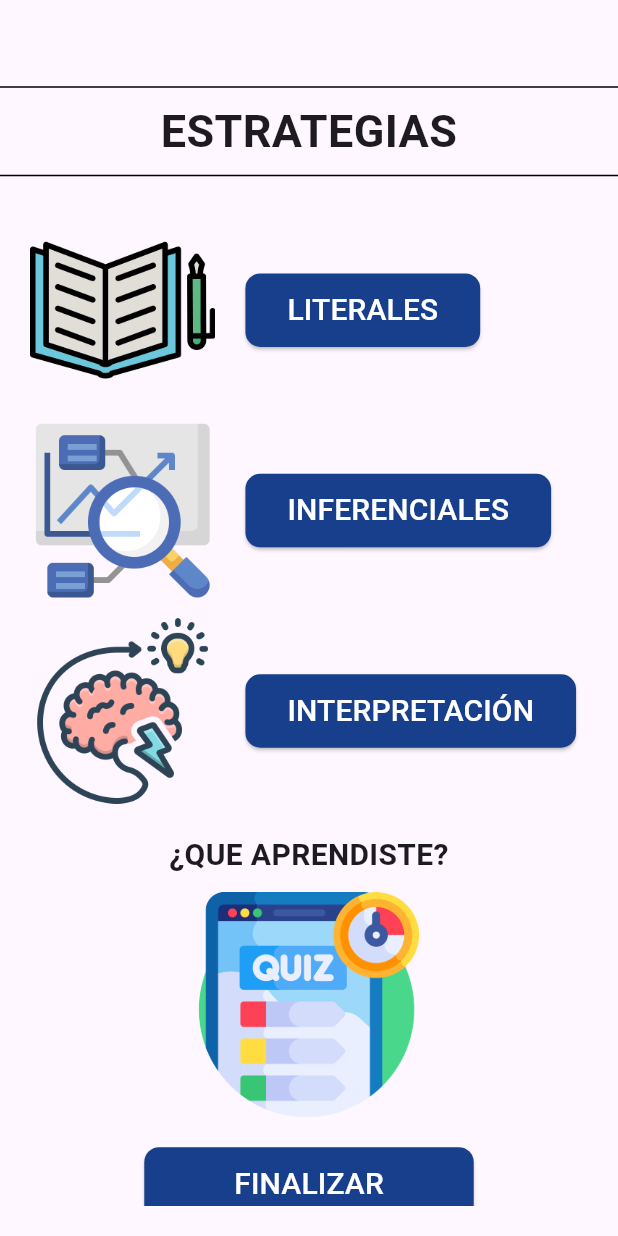
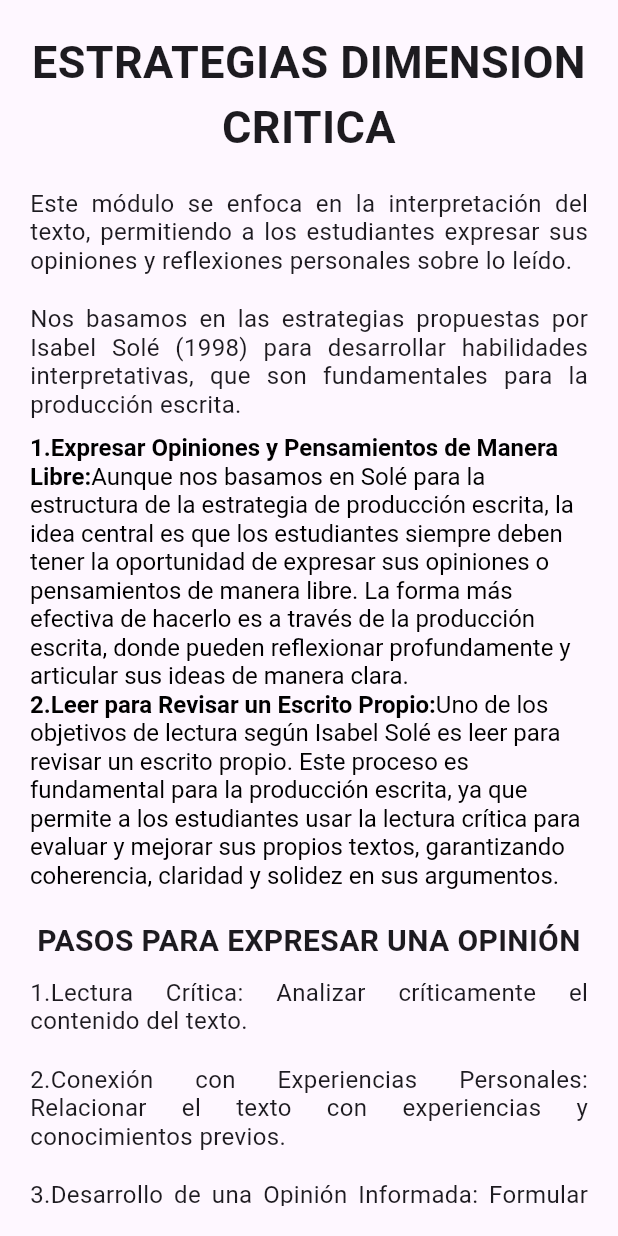
Before and after one commit to Edwin-DEV-py/profesores2, a Flutter app: the ModuloEstrategias screen opened directly, after a tap on "INTERPRETACIÓN", on a phone screen of 412 x 824 dp. Run offline on Flutter 3.47's test engine with Material 3 defaults, Android fonts, the phone set to English and light mode, and no system bars; our stand-ins replace curved_navigation_bar, get, youtube_player_flutter.

Commit message:
conclusiones

```diff
--- a/lib/components/textos.dart
+++ b/lib/components/textos.dart
@@ -36,6 +36,23 @@ Widget textoParrafosJustificado(String text){
   );
 }
 
+Widget textoParrafosJustificadoConPunto(String text){
+  return Padding(
+    padding: EdgeInsets.symmetric(vertical: 0.0),
+    child: Align(
+      alignment: Alignment.centerLeft,
+      child: Text(
+        '• $text',
+        textAlign: TextAlign.justify,
+          style: TextStyle(
+            fontSize: 16,
+            height: 1.2,
+          ),
+      ),
+    ),
+  );
+}
+
 Widget textodobleconNegrilla(String txt1, String txt2){
   return RichText(
     text: TextSpan(
@@ -52,3 +69,20 @@ Widget textodobleconNegrilla(String txt1, String txt2){
     ),
   );
 }
+
+Widget textodobleconNegrillaSinPunto(String txt1, String txt2){
+  return RichText(
+    text: TextSpan(
+      style: TextStyle(fontSize: 16.0, color: Colors.black),
+      children: <TextSpan>[
+        TextSpan(
+          text: txt1,
+          style: TextStyle(fontWeight: FontWeight.bold),
+        ),
+        TextSpan(
+          text: txt2,
+        ),
+      ],
+    ),
+  );
+}
--- a/lib/views/modulos/modulos.dart
+++ b/lib/views/modulos/modulos.dart
@@ -4,7 +4,10 @@ import 'package:flutter/material.dart';
 import 'package:get/get.dart';
 import 'package:profesores2/components/items.dart';
 import 'package:profesores2/components/titulos.dart';
+import 'package:profesores2/views/modulos/subModulos/concluciones.dart';
+import 'package:profesores2/views/modulos/subModulos/estrategias.dart';
 import 'package:profesores2/views/modulos/subModulos/introduccion.dart';
+import 'package:profesores2/views/modulos/subModulos/lectura.dart';
 import 'package:profesores2/views/modulos/subModulos/prelectura.dart';
 
 class ModulosView extends StatelessWidget {
@@ -26,13 +29,13 @@ class ModulosView extends StatelessWidget {
                     SizedBox(height: 20,),
                     itemWithImage1(context, 30,'PRELECTURA', 'assets/barras.png', 0.2, () => Get.to(() => ModuloPrelectura(),transition: Transition.downToUp, duration: Duration(milliseconds: 300))),
                     SizedBox(height: 20,),
-                    itemWithImage1(context, 28,'ESTRATEGIAS', 'assets/tablero.png', 0.2, () {}),
+                    itemWithImage1(context, 28,'ESTRATEGIAS', 'assets/tablero.png', 0.2, () => Get.to(() => ModuloEstrategias(),transition: Transition.downToUp, duration: Duration(milliseconds: 300))),
                     SizedBox(height: 20,),
-                    itemWithImage1(context, 50,'LECTURA', 'assets/libro.png', 0.2, () {}),
+                    itemWithImage1(context, 50,'LECTURA', 'assets/libro.png', 0.2, () => Get.to(() => ModuloLectura(),transition: Transition.downToUp, duration: Duration(milliseconds: 300))),
                     SizedBox(height: 20,),
                     itemWithImage1(context, 24,'POSTLECTURA', 'assets/ideas.png', 0.2, () {}),
                     SizedBox(height: 20,),
-                    itemWithImage1(context, 19,'CONCLUSIONES', 'assets/final.png', 0.2, () {}),
+                    itemWithImage1(context, 19,'CONCLUSIONES', 'assets/final.png', 0.2, () => Get.to(() => ModuloConcluciones(),transition: Transition.downToUp, duration: Duration(milliseconds: 300))),
                     SizedBox(height: 20,),
                   ],
                 ),
--- a/lib/views/modulos/subModulos/estrategias.dart
+++ b/lib/views/modulos/subModulos/estrategias.dart
@@ -5,7 +5,9 @@ import 'package:get/get.dart';
 import 'package:profesores2/components/botones.dart';
 import 'package:profesores2/components/items.dart';
 import 'package:profesores2/components/titulos.dart';
-import 'package:profesores2/components/urls.dart';
+import 'package:profesores2/views/modulos/subModulos/submoduloEstrategia/critica.dart';
+import 'package:profesores2/views/modulos/subModulos/submoduloEstrategia/inferencial.dart';
+import 'package:profesores2/views/modulos/subModulos/submoduloEstrategia/literal.dart';
 
 class ModuloEstrategias extends StatelessWidget {
   const ModuloEstrategias({super.key});
@@ -23,15 +25,11 @@ class ModuloEstrategias extends StatelessWidget {
                 child: ListView(
                   shrinkWrap: true,
                   children: [
-                    itemWithImage1(context, 28,'LITERALES', 'assets/book.png', 0.2, () {}),
+                    itemWithImage1(context, 45,'LITERALES', 'assets/book.png', 0.2, () => Get.to(() => SubModuloLiteral(),transition: Transition.downToUp, duration: Duration(milliseconds: 300))),
                     SizedBox(height: 10,),
-                    itemWithImage1(context, 28,'INFERENCIALES', 'assets/lup.png', 0.2, () {}),
+                    itemWithImage1(context, 20,'INFERENCIALES', 'assets/lup.png', 0.2, () => Get.to(() => SubModuloInferencial(),transition: Transition.downToUp, duration: Duration(milliseconds: 300))),
                     SizedBox(height: 10,),
-                    itemWithImage1(context, 28,'INTERPRETACIÓN', 'assets/cerebro.png', 0.2, () {}),
-                    SizedBox(height: 20,),
-                    titulos2('¿QUE APRENDISTE?'),
-                    SizedBox(height: 10,),
-                    Widget_url_activities('https://www.google.com/'),
+                    itemWithImage1(context, 12,'INTERPRETACIÓN', 'assets/cerebro.png', 0.2, () => Get.to(() => SubModuloCritica(),transition: Transition.downToUp, duration: Duration(milliseconds: 300))),
                     SizedBox(height: 20,),
                     btnAzul1('FINALIZAR', () => Get.back()),
                     SizedBox(height: 20,),
--- a/lib/views/modulos/subModulos/prelectura.dart
+++ b/lib/views/modulos/subModulos/prelectura.dart
@@ -52,9 +52,6 @@ class _ModuloPrelecturaState extends State<ModuloPrelectura> {
                     SizedBox(height: 10,),
                     titulos2('PARTES DE UN TEXTO'),
                     SizedBox(height: 10,),
-                    titulos2('¿QUE APRENDISTE?'),
-                    SizedBox(height: 10,),
-                    Widget_url_activities('https://www.google.com/'),
                     SizedBox(height: 20,),
                     btnAzul1('FINALIZAR', () => Get.back()),
                     SizedBox(height: 20,),
--- /dev/null
+++ b/lib/views/modulos/subModulos/submoduloEstrategia/critica.dart
@@ -0,0 +1,74 @@
+// ignore_for_file: prefer_const_constructors
+
+import 'package:flutter/material.dart';
+import 'package:get/get.dart';
+import 'package:profesores2/components/botones.dart';
+import 'package:profesores2/components/textos.dart';
+import 'package:profesores2/components/titulos.dart';
+import 'package:profesores2/components/urls.dart';
+
+class SubModuloCritica extends StatefulWidget {
+  const SubModuloCritica({super.key});
+
+  @override
+  State<SubModuloCritica> createState() => _SubModuloCriticaState();
+}
+
+class _SubModuloCriticaState extends State<SubModuloCritica> {
+  @override
+  Widget build(BuildContext context) {
+    return Scaffold(
+      body: Center(
+        child: Column(
+          children: [
+            Expanded(
+              child: Padding(
+                padding: EdgeInsets.all(20.0),
+                child: ListView(
+                  shrinkWrap: true,
+                  children: [
+                    titulos1('ESTRATEGIAS DIMENSION CRITICA'),
+                    SizedBox(height: 10,),
+                    textoParrafosJustificado(
+                      'Este módulo se enfoca en la interpretación del texto, permitiendo a los estudiantes expresar sus opiniones y reflexiones personales sobre lo leído.'
+                    ),
+                    textoParrafosJustificado(
+                      'Nos basamos en las estrategias propuestas por Isabel Solé (1998) para desarrollar habilidades interpretativas, que son fundamentales para la producción escrita.'
+                    ),
+                    textodobleconNegrillaSinPunto(
+                      '1.Expresar Opiniones y Pensamientos de Manera Libre:',
+                      'Aunque nos basamos en Solé para la estructura de la estrategia de producción escrita, la idea central es que los estudiantes siempre deben tener la oportunidad de expresar sus opiniones o pensamientos de manera libre. La forma más efectiva de hacerlo es a través de la producción escrita, donde pueden reflexionar profundamente y articular sus ideas de manera clara.'
+                    ),
+                    textodobleconNegrillaSinPunto(
+                      '2.Leer para Revisar un Escrito Propio:',
+                      'Uno de los objetivos de lectura según Isabel Solé es leer para revisar un escrito propio. Este proceso es fundamental para la producción escrita, ya que permite a los estudiantes usar la lectura crítica para evaluar y mejorar sus propios textos, garantizando coherencia, claridad y solidez en sus argumentos.'
+                    ),
+                    SizedBox(height: 20,),
+                    titulos2('PASOS PARA EXPRESAR UNA OPINIÓN'),
+                    textoParrafosJustificado(
+                      '1.Lectura Crítica: Analizar críticamente el contenido del texto.'
+                    ),
+                    textoParrafosJustificado(
+                      '2.Conexión con Experiencias Personales: Relacionar el texto con experiencias y conocimientos previos.'
+                    ),
+                    textoParrafosJustificado(
+                      '3.Desarrollo de una Opinión Informada: Formular una opinión basada en la evidencia y el análisis del texto.'
+                    ),
+                    textoParrafosJustificado(
+                      '4.Expresión de la Opinión: Expresar claramente la opinión utilizando argumentos bien fundamentados.'
+                    ),
+                    SizedBox(height: 10,),
+                    video_show('-C-YpcVkvc8'),
+                    SizedBox(height: 20,),
+                    btnAzul1('FINALIZAR', () => Get.back()),
+                    SizedBox(height: 20,),
+                  ],
+                ),
+              ),
+            )
+          ],
+        ),
+      ),
+    );
+  }
+}
```
Also changed, not shown: lib/views/modulos/subModulos/concluciones.dart (added, +183 -0 lines), lib/views/modulos/subModulos/lectura.dart (added, +86 -0 lines), lib/views/modulos/subModulos/submoduloEstrategia/inferencial.dart (added, +147 -0 lines), lib/views/modulos/subModulos/submoduloEstrategia/literal.dart (added, +174 -0 lines).
